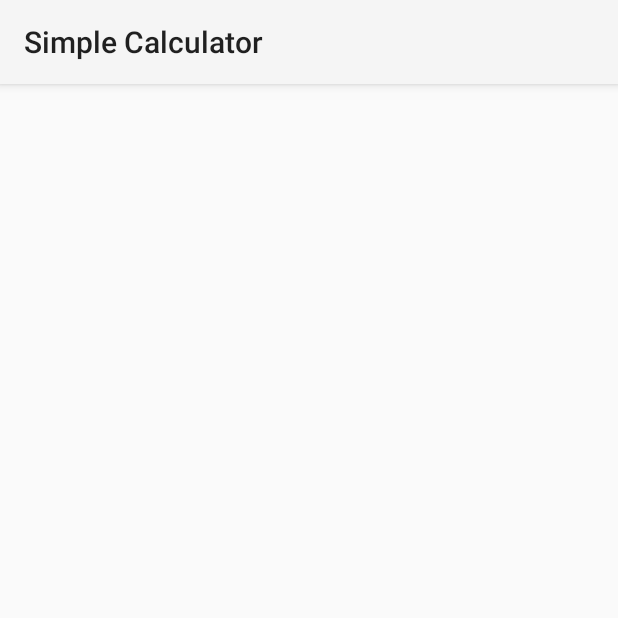
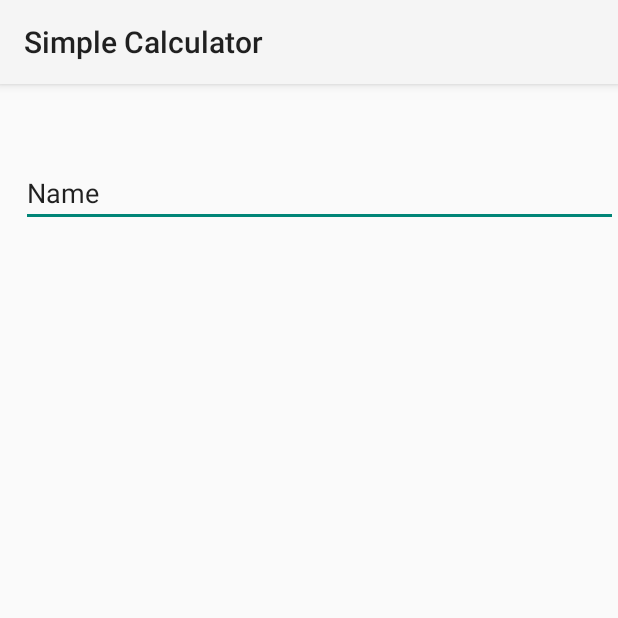
Before and after one commit to KumarSanskar/Simple_Calculator, an Android app: the screen it shows after launch (MainActivity), on a phone screen of 412 x 824 dp, the top half of it. Run offline under Robolectric (Android 15) with nearby library versions, the light colour scheme and no system bars.

Commit message:
added a Plain Text view

```diff
--- a/app/src/main/res/layout/activity_main.xml
+++ b/app/src/main/res/layout/activity_main.xml
@@ -4,4 +4,20 @@
     xmlns:tools="http://schemas.android.com/tools"
     android:layout_width="match_parent"
     android:layout_height="match_parent"
-    tools:context=".MainActivity" />
+    tools:context=".MainActivity">
+
+    <EditText
+        android:id="@+id/editTextTextPersonName"
+        android:layout_width="match_parent"
+        android:layout_height="wrap_content"
+        android:layout_alignParentStart="true"
+        android:layout_alignParentLeft="true"
+        android:layout_alignParentTop="true"
+        android:layout_centerHorizontal="true"
+        android:layout_marginStart="14dp"
+        android:layout_marginLeft="14dp"
+        android:layout_marginTop="50dp"
+        android:ems="10"
+        android:inputType="textPersonName"
+        android:text="Name" />
+</RelativeLayout>
```
